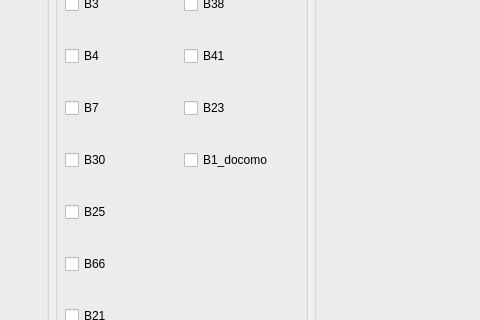
Old version of the form ui/mega_v2_14.ui in the repository d1658999/pyside_learning_2024; both pictures show x 916 to 1396 and y 257 to 577 of the 1491 by 790 pixel window.
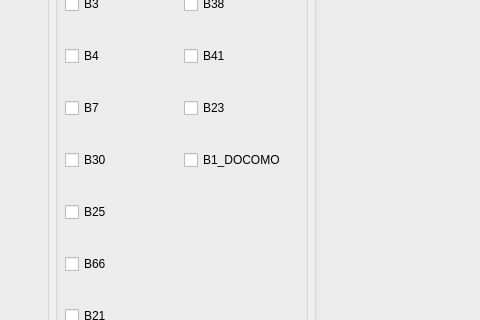
New version of the form. The open tabs and pages were chosen to show the change. Icons and pictures are not drawn.

Patch:
```diff
--- a/ui/mega_v2_14.ui
+++ b/ui/mega_v2_14.ui
@@ -753,7 +753,7 @@
              <item row="5" column="1">
               <widget class="QCheckBox" name="b1_docomo_lte">
                <property name="text">
-                <string>B1_docomo</string>
+                <string>B1_DOCOMO</string>
                </property>
               </widget>
              </item>
```
